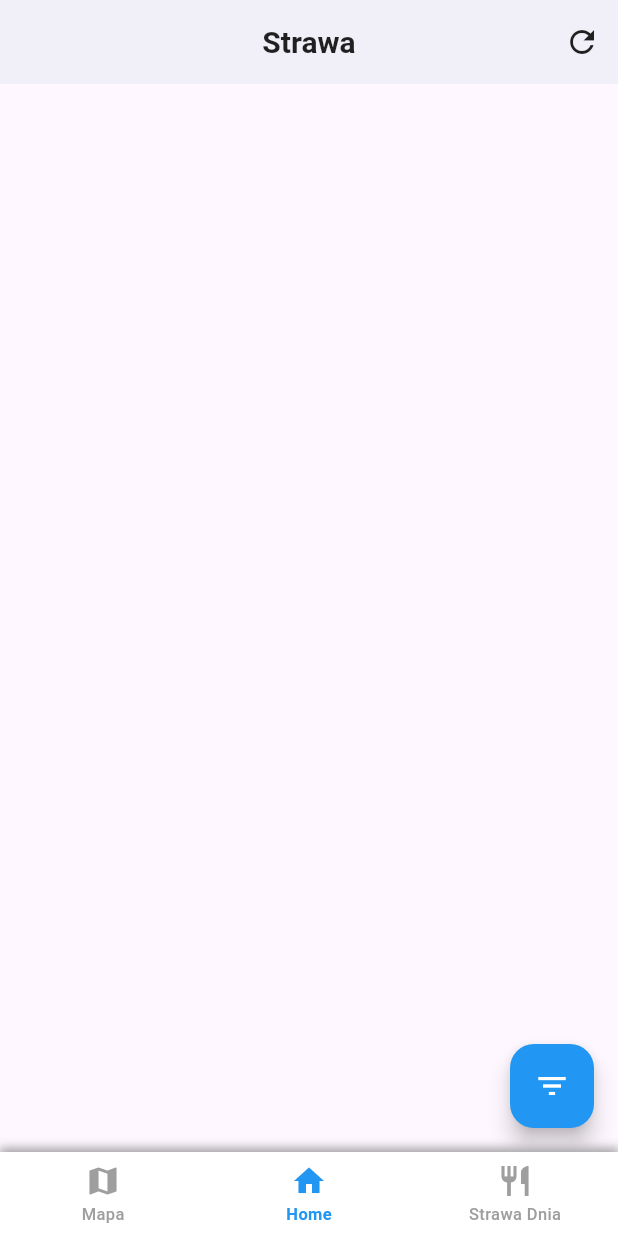
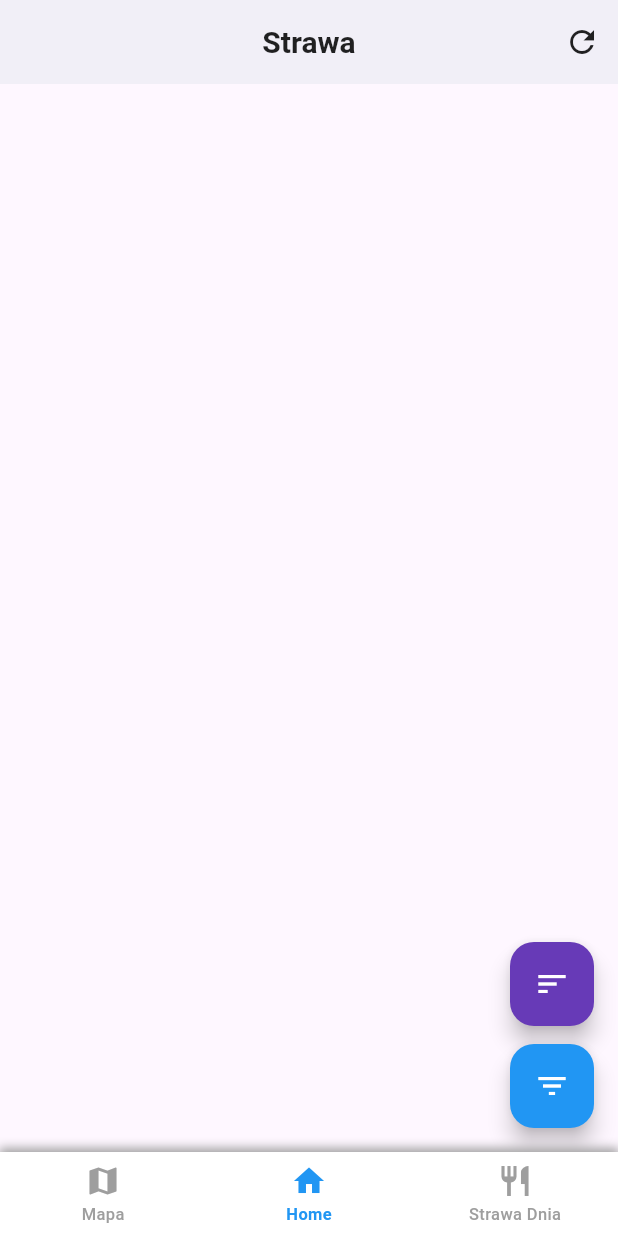
Before and after one commit to micjaw310589/strawa, a Flutter app: the screen it shows after launch, on a phone screen of 412 x 824 dp. Run offline on Flutter 3.47's test engine with Material 3 defaults, Android fonts, the phone set to English and light mode, and no system bars; our stand-ins replace decimal, get_it, supabase_flutter; accounts and stored records are empty.

Commit message:
Created sort menu button in home screen. Tested and fully functional.

```diff
--- a/lib/presentation/home_screen/home_screen_view.dart
+++ b/lib/presentation/home_screen/home_screen_view.dart
@@ -1,5 +1,6 @@
 import 'package:flutter/material.dart';
 import 'package:strawa/presentation/home_screen/home_screen_viewmodel.dart';
+import 'package:strawa/presentation/home_screen/sorting_screen.dart';
 import 'package:strawa/presentation/widgets/product_tile_view.dart';
 import 'package:strawa/presentation/widgets/nav_bar.dart';
 import 'package:strawa/presentation/home_screen/filters_screen_view.dart';
@@ -41,6 +42,16 @@ class _HomeScreenViewState extends State<HomeScreenView> {
       context: context,
       isScrollControlled: true,
       builder: (context) => FiltersScreenView(),
+    );
+    _viewModel.refresh();
+  }
+
+  Future<void> _showSortingPanel() async {
+    await showModalBottomSheet(
+      context: context,
+      isScrollControlled: true,
+      builder: (context) => SortingScreen(),
+      backgroundColor: Colors.transparent
     );
     _viewModel.refresh();
   }
@@ -92,10 +103,23 @@ class _HomeScreenViewState extends State<HomeScreenView> {
               Positioned(
                 bottom: 16,
                 right: 16,
-                child: FloatingActionButton(
-                  onPressed: _showFilterPanel,
-                  backgroundColor: Colors.blue,
-                  child: const Icon(Icons.filter_list, color: Colors.white),
+                child: Column(
+                  mainAxisSize: MainAxisSize.min,
+                  children: [
+                    FloatingActionButton(
+                      heroTag: 'sorting_fab',
+                      onPressed: _showSortingPanel,
+                      backgroundColor: Colors.deepPurple,
+                      child: const Icon(Icons.sort, color: Colors.white),
+                    ),
+                    const SizedBox(height: 12),
+                    FloatingActionButton(
+                      heroTag: 'filter_fab',
+                      onPressed: _showFilterPanel,
+                      backgroundColor: Colors.blue,
+                      child: const Icon(Icons.filter_list, color: Colors.white),
+                    ),
+                  ],
                 ),
               ),
             ],
```
Also changed, not shown: lib/presentation/home_screen/sorting_screen.dart (+6 -3 lines).
